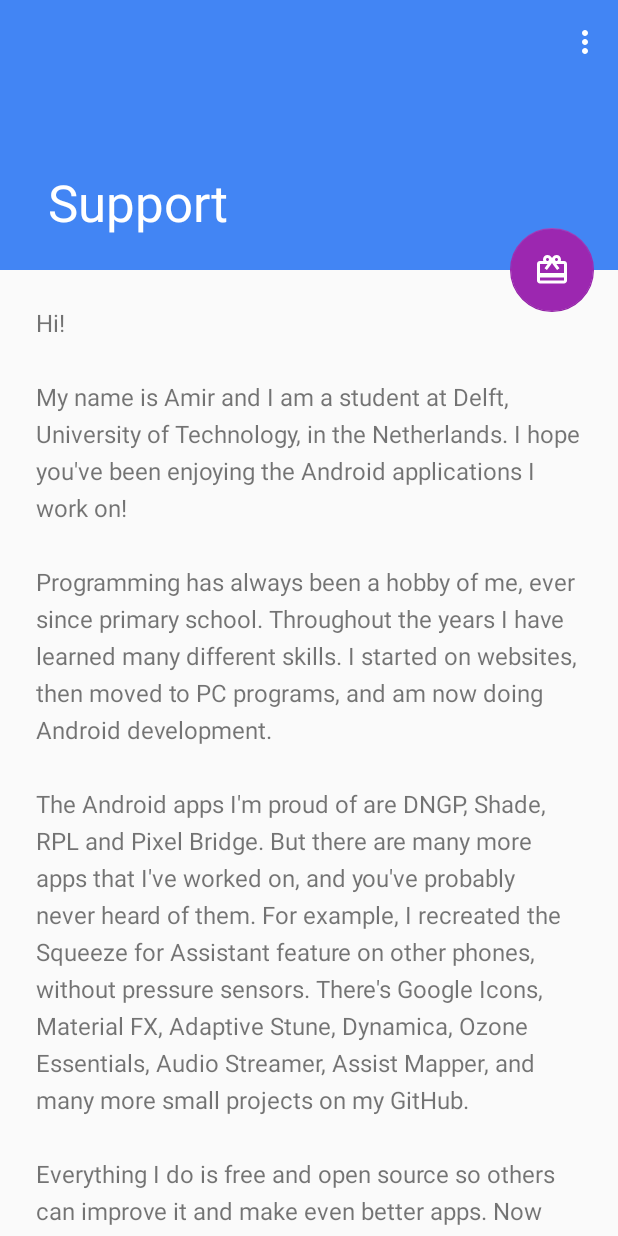
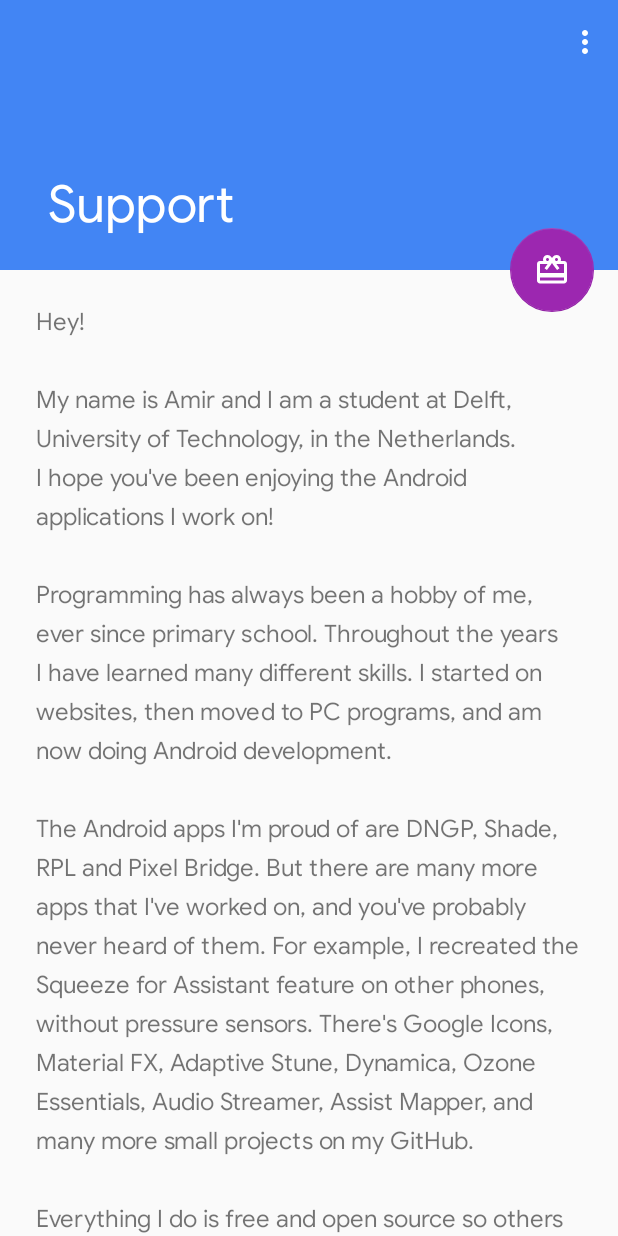
Before and after one commit to amirzaidi/Donation, an Android app: the screen it shows after launch (DonationActivity), on a phone screen of 412 x 824 dp. Run offline under Robolectric (Android 15) with nearby library versions, the phone set to English and light mode, and no system bars; libraries missing offline, so code that uses them is left out: com.android.billingclient; 2 statements that could not run were skipped.

Commit message:
Remove dialog fragment from app

```diff
--- a/app/src/main/java/amirz/donation/DonationActivity.java
+++ b/app/src/main/java/amirz/donation/DonationActivity.java
@@ -7,41 +7,49 @@ import android.util.Log;
 import android.view.Menu;
 import android.view.MenuItem;
 
+import androidx.appcompat.app.AppCompatActivity;
+import androidx.appcompat.widget.Toolbar;
+
 import com.android.billingclient.api.SkuDetails;
 import com.google.android.material.floatingactionbutton.FloatingActionButton;
 import com.google.android.material.snackbar.Snackbar;
 
+import java.util.ArrayList;
 import java.util.Arrays;
-import java.util.Collection;
+import java.util.Collections;
 import java.util.List;
 
-import androidx.appcompat.app.AppCompatActivity;
-import androidx.appcompat.widget.Toolbar;
-import androidx.fragment.app.DialogFragment;
+import amirz.shade.ShadeFont;
 
 public class DonationActivity extends AppCompatActivity implements BillingHandler.BillingCallbacks {
     private static final String TAG = "DonationActivity";
     private static final List<String> SKU = Arrays.asList("donation.regular", "donation.large");
 
+    private BillingHandler mBilling;
     private FloatingActionButton mFab;
-    private BillingHandler mBilling;
-    private DialogFragment mDialog;
     private boolean mHideSnackbar;
 
     @Override
     protected void onCreate(Bundle savedInstanceState) {
+        ShadeFont.override(this);
         super.onCreate(savedInstanceState);
         setContentView(R.layout.activity_donation);
         Toolbar toolbar = findViewById(R.id.toolbar);
         setSupportActionBar(toolbar);
 
+        mBilling = new BillingHandler(this, this, SKU);
+
         mFab = findViewById(R.id.fab);
         mFab.setEnabled(false);
-        mFab.setOnClickListener(
-                view -> mDialog.show(getSupportFragmentManager(), DonationFragment.TAG));
-
-        mBilling = new BillingHandler(this, this, SKU);
-        mDialog = new DonationFragment();
+        mFab.setOnClickListener(v -> {
+            List<SkuDetails> skus = new ArrayList<>(mBilling.getSkus());
+            if (!skus.isEmpty()) {
+                Collections.sort(skus, (o1, o2) -> Long.compare(
+                        o1.getPriceAmountMicros(),
+                        o2.getPriceAmountMicros()));
+                mBilling.buy(skus.get(0));
+            }
+        });
     }
 
     @Override
@@ -66,14 +74,6 @@ public class DonationActivity extends AppCompatActivity implements BillingHandle
                 Snackbar.LENGTH_LONG).show();
     }
 
-    public void buy(SkuDetails sku) {
-        mBilling.buy(sku);
-    }
-
-    public Collection<SkuDetails> getSkus() {
-        return mBilling.getSkus();
-    }
-
     @Override
     protected void onDestroy() {
         mBilling.destroy();
@@ -93,7 +93,6 @@ public class DonationActivity extends AppCompatActivity implements BillingHandle
         // automatically handle clicks on the Home/Up button, so long
         // as you specify a parent activity in AndroidManifest.xml.
         int id = item.getItemId();
-
         if (id == R.id.action_telegram) {
             sendTelegram();
             return true;
@@ -101,7 +100,6 @@ public class DonationActivity extends AppCompatActivity implements BillingHandle
             sendMail();
             return true;
         }
-
         return super.onOptionsItemSelected(item);
     }
 
--- a/app/src/main/java/amirz/donation/DonationFragment.java
+++ /dev/null
@@ -1,48 +0,0 @@
-package amirz.donation;
-
-import android.app.Dialog;
-import android.content.DialogInterface;
-import android.os.Bundle;
-
-import androidx.appcompat.app.AlertDialog;
-import androidx.fragment.app.DialogFragment;
-
-import com.android.billingclient.api.SkuDetails;
-
-import java.util.ArrayList;
-import java.util.Collections;
-import java.util.List;
-
-public class DonationFragment extends DialogFragment {
-    public static final String TAG = "DonationFragment";
-
-    @Override
-    public Dialog onCreateDialog(Bundle savedInstanceState) {
-        AlertDialog.Builder builder = new AlertDialog.Builder(getActivity())
-            .setTitle(R.string.donate_title)
-            .setMessage(R.string.donate_desc)
-            .setNeutralButton(android.R.string.cancel, null);
-
-        final DonationActivity activity = (DonationActivity) getActivity();
-
-        List<SkuDetails> skus = new ArrayList<>(activity.getSkus());
-        Collections.sort(skus, (o1, o2) -> Long.compare(o1.getPriceAmountMicros(), o2.getPriceAmountMicros()));
-
-        for (int i = 0; i < skus.size() && i < 2; i++) {
-            final SkuDetails sku = skus.get(i);
-
-            String price = sku.getPrice();
-            DialogInterface.OnClickListener listener = (dialog, which) -> activity.buy(sku);
-
-            if (i == 0) {
-                // Cheapest IAP
-                builder.setNegativeButton(price, listener);
-            } else {
-                // More expensive IAP
-                builder.setPositiveButton(price, listener);
-            }
-        }
-
-        return builder.create();
-    }
-}
--- /dev/null
+++ b/app/src/main/java/amirz/shade/ShadeFont.java
@@ -0,0 +1,55 @@
+package amirz.shade;
+
+import android.annotation.SuppressLint;
+import android.content.Context;
+import android.content.res.AssetManager;
+import android.graphics.Typeface;
+import android.text.TextUtils;
+
+import java.lang.reflect.Field;
+import java.util.HashMap;
+import java.util.Map;
+
+public class ShadeFont {
+    private static final String DEFAULT_FONT = "google_sans";
+    private static Map<String, Typeface> sDeviceMap;
+
+    @SuppressWarnings("JavaReflectionMemberAccess")
+    @SuppressLint("InflateParams")
+    public static void override(Context context) {
+        String font = DEFAULT_FONT;
+
+        try {
+            final Field staticField = Typeface.class.getDeclaredField("sSystemFontMap");
+            staticField.setAccessible(true);
+            if (sDeviceMap == null) {
+                //noinspection unchecked
+                sDeviceMap = (Map<String, Typeface>) staticField.get(null);
+            }
+
+            if (TextUtils.isEmpty(font)) {
+                // Disabled in Home settings.
+                staticField.set(null, sDeviceMap);
+                return;
+            }
+
+            Map<String, Typeface> newMap = new HashMap<>(sDeviceMap);
+
+            AssetManager assets = context.getAssets();
+            Typeface regular = Typeface.createFromAsset(assets, font + "_regular.ttf");
+            Typeface medium = Typeface.createFromAsset(assets, font + "_medium.ttf");
+            Typeface bold = Typeface.createFromAsset(assets, font + "_bold.ttf");
+
+            for (String s : sDeviceMap.keySet()) {
+                newMap.put(s, regular);
+            }
+
+            newMap.put("sans-serif", regular);
+            newMap.put("sans-serif-medium", medium);
+            newMap.put("sans-serif-bold", bold);
+            staticField.set(null, newMap);
+        } catch (NoSuchFieldException | IllegalAccessException e) {
+            e.printStackTrace();
+        }
+    }
+}
--- a/app/src/main/res/values/strings.xml
+++ b/app/src/main/res/values/strings.xml
@@ -1,7 +1,7 @@
 <resources>
     <string name="app_name">Support</string>
     <string name="story">
-        "Hi!"
+        "Hey!"
 
         "\n\nMy name is Amir and I am a student at Delft, University of Technology, in the Netherlands."
         "I hope you've been enjoying the Android applications I work on!"
@@ -18,13 +18,14 @@
         "\n\nEverything I do is free and open source so others can improve it and make even better apps."
         "Now I, as everyone else, have only a limited amount of time."
         "Still I feel like there isn't enough open source development and want to push other developers to adopt the model too."
-        "You can support me and my journey by buying an item with the orange button above."
+        "You can support me and my journey by buying A Feeling of Pride and Accomplishment with the orange button above."
+        "When you have bought it you will unlock a banner in the app that thanks you for the purchase."
         "Every purchase will be remembered, and put to use for updates and new applications in the future."
 
-        "\n\nIf you wish to contact me, it is very easy to reach me outside of school hours."
+        "\n\nIf you wish to contact me, it is easy to reach me outside of school hours."
         "Click on the three dots in the top right corner of the screen."
         "There you can select either Telegram or E-mail as the means to reach me."
-        "I do not read my e-mails often, so if you have something urgent I recommend using Telegram."
+        "I do not read my e-mails often, so if you have something urgent I highly recommend using Telegram."
 
         "\n\nThanks for reading my story!"
         "\n\nAmir Zaidi"
@@ -33,8 +34,6 @@
     <string name="action_telegram">Telegram</string>
     <string name="action_mail">E-Mail</string>
 
-    <string name="donate_title">Purchases</string>
-    <string name="donate_desc">Here you can support me by buying one of these items</string>
-    <string name="donate_new">You have now achieved a feeling of pride and accomplishment!</string>
+    <string name="donate_new">Thank you for buying A Feeling of Pride and Accomplishment!</string>
     <string name="donate_history">Enjoy your feeling of pride and accomplishment!</string>
 </resources>
--- a/app/src/main/res/values/styles.xml
+++ b/app/src/main/res/values/styles.xml
@@ -1,8 +1,8 @@
 <resources>
-
     <!-- Base application theme. -->
     <style name="AppTheme" parent="Theme.AppCompat.DayNight">
         <!-- Customize your theme here. -->
+        <item name="android:navigationBarColor">@android:color/transparent</item>
         <item name="colorPrimary">@color/colorPrimary</item>
         <item name="colorPrimaryDark">@color/colorPrimaryDark</item>
         <item name="colorAccent">@color/colorAccent</item>
@@ -15,6 +15,6 @@
 
     <style name="AppTheme.AppBarOverlay" parent="ThemeOverlay.AppCompat.Dark.ActionBar" />
 
-    <style name="AppTheme.PopupOverlay" parent="ThemeOverlay.AppCompat.Light" />
+    <style name="AppTheme.PopupOverlay" parent="ThemeOverlay.AppCompat.Dark" />
 
 </resources>
```
Also changed, not shown: app/src/main/assets/google_sans_bold.ttf (added), app/src/main/assets/google_sans_medium.ttf (added), app/src/main/assets/google_sans_regular.ttf (added).
